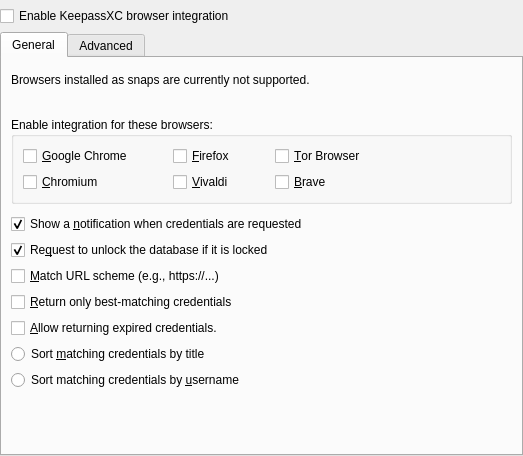
This is src/browser/BrowserOptionDialog.ui in keepassxreboot/keepassxc as Qt 5 draws it before an edit. The edited form follows.
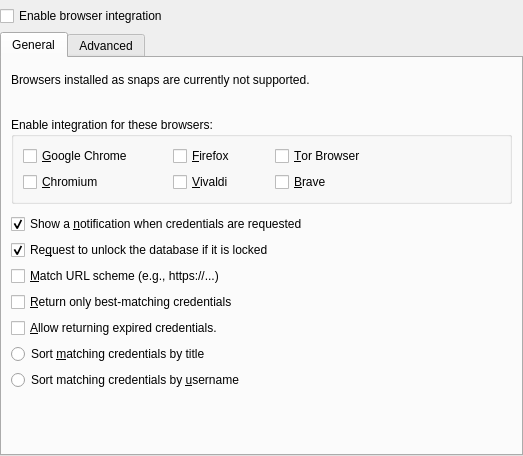
This is the edited form. Custom widgets are drawn as their Qt base class.

Commit message: simplify wording of enabling browser integration

Diff of the .ui file:
```diff
--- a/src/browser/BrowserOptionDialog.ui
+++ b/src/browser/BrowserOptionDialog.ui
@@ -35,7 +35,7 @@
       <string>This is required for accessing your databases with KeePassXC-Browser</string>
      </property>
      <property name="text">
-      <string>Enable KeepassXC browser integration</string>
+      <string>Enable browser integration</string>
      </property>
     </widget>
    </item>
```
